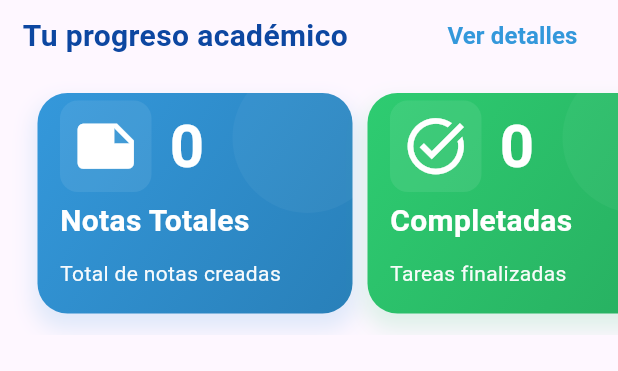
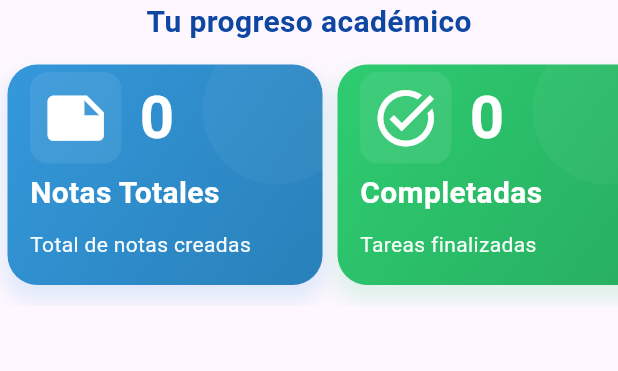
Before and after one commit to Moisessantos45/sonix_text, a Flutter app: the CarouselCard widget shown alone on an empty page, opened directly, on a phone screen of 412 x 824 dp. Shown: the top 371 px of the screen. Run offline on Flutter 3.47's test engine with Material 3 defaults, Android fonts, the phone set to English and light mode, and no system bars; our stand-ins replace calendar_timeline, confetti, dio, fl_chart, flutter_dotenv, flutter_local_notifications and 7 more; missing offline and left inert: avatar_plus, flutter_inapp_notifications, install_plugin; accounts and stored records are empty.

Commit message:
change carrusel_card.dart Refactor CarouselCard layout to simplify header and remove unnecessary button

```diff
--- a/lib/presentation/widgets/carrusel_card.dart
+++ b/lib/presentation/widgets/carrusel_card.dart
@@ -13,10 +13,6 @@ class CarouselCard extends ConsumerWidget {
       children: [
         Padding(
           padding: const EdgeInsets.symmetric(horizontal: 15),
-            child: Row(
-              mainAxisAlignment: MainAxisAlignment.spaceBetween,
-              children: [
-                Expanded(
           child: Text(
             'Tu progreso académico',
             style: TextStyle(
@@ -26,21 +22,6 @@ class CarouselCard extends ConsumerWidget {
             ),
           ),
         ),
-                TextButton(
-                  onPressed: () {
-                   context.go('/statistics');
-                  },
-                  child: Text(
-                    'Ver detalles',
-                    style: TextStyle(
-                      fontSize: 16,
-                      fontWeight: FontWeight.bold,
-                      color: Color(0xFF3498DB),
-                    ),
-                  ),
-                ),
-              ],
-            )),
         SizedBox(
             height: 175,
             width: double.infinity,
@@ -48,7 +29,6 @@ class CarouselCard extends ConsumerWidget {
               itemCount: listCard.length,
               physics: const BouncingScrollPhysics(),
               scrollDirection: Axis.horizontal,
-              padding: const EdgeInsets.only(left: 20),
               itemBuilder: (context, index) {
                 final card = listCard[index];
                 return _buildAnimatedCard(
```
Lines whose indentation alone changed are shown as unchanged.
